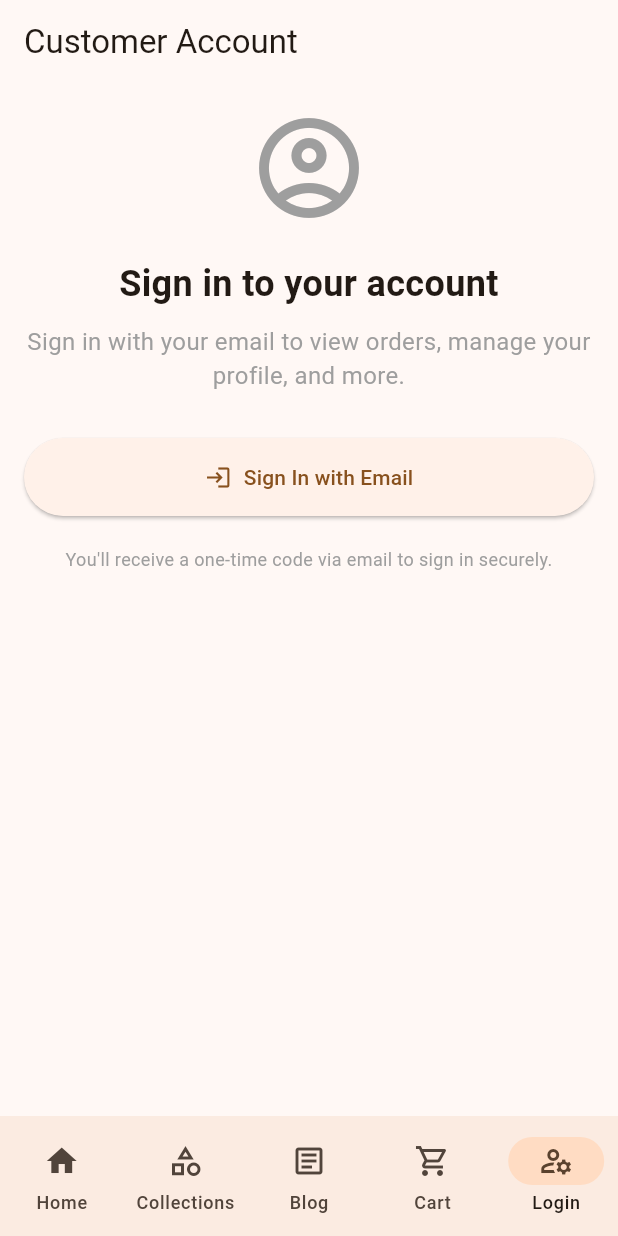
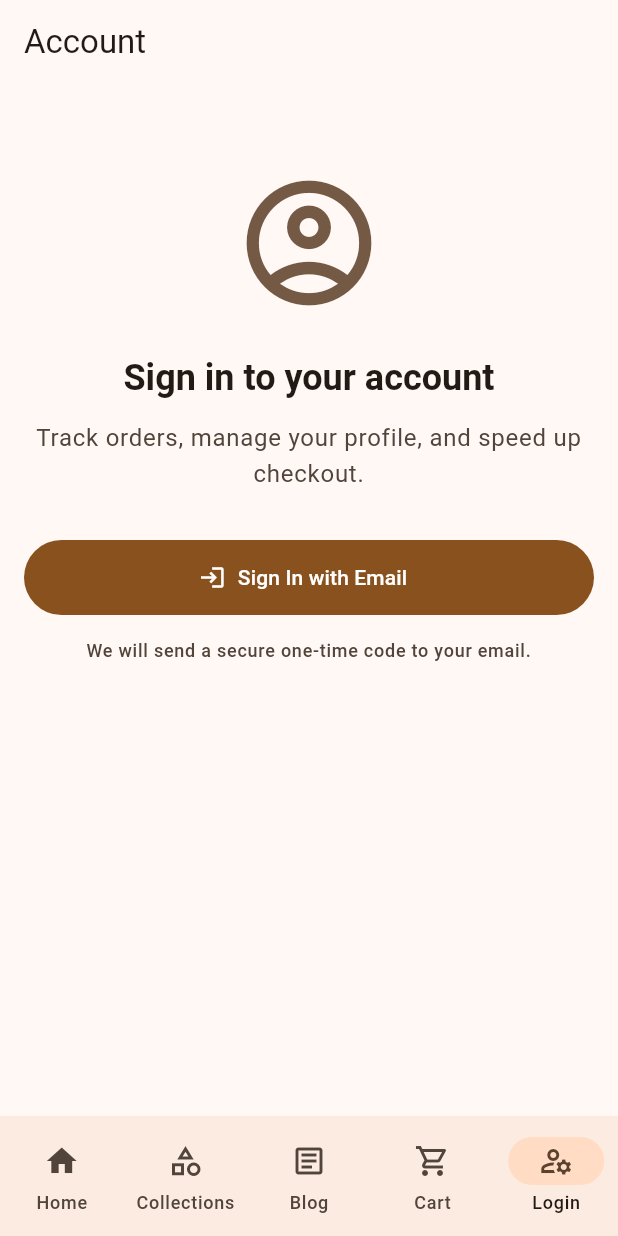
Before and after one commit to bearify-hk/comfy-socks, a Flutter app: the screen it shows after launch, item 5 of the bottom bar chosen, on a phone screen of 412 x 824 dp. Run offline on Flutter 3.47's test engine with Material 3 defaults, Android fonts, the phone set to English and light mode, and no system bars; our stand-ins replace app_links, flutter_dotenv, flutter_secure_storage, flutter_widget_from_html, shared_preferences; missing offline and left inert: flutter_inappwebview, shopify_flutter.

Commit message:
update auth tab layout

```diff
--- a/lib/screens/auth_tab.dart
+++ b/lib/screens/auth_tab.dart
@@ -41,16 +41,14 @@ class _CustomerAccountAuthTabState extends State<CustomerAccountAuthTab> {
     if (_auth.accessToken != null && !_auth.isTokenExpired) {
       await _loadCustomer();
     } else {
-      setState(() {
-        _customer = null;
-      });
+      if (mounted) {
+        setState(() => _customer = null);
+      }
     }
   }
 
   Future<void> _loadCustomer() async {
-    setState(() {
-      _isLoading = true;
-    });
+    setState(() => _isLoading = true);
 
     try {
       final result = await _auth.getCurrentCustomer();
@@ -59,16 +57,20 @@ class _CustomerAccountAuthTabState extends State<CustomerAccountAuthTab> {
         throw Exception(result['errors'].toString());
       }
 
+      if (mounted) {
         setState(() {
           _customer = result['data']['customer'];
           _isLoading = false;
         });
+      }
     } catch (e) {
       log('Failed to load customer: $e');
+      if (mounted) {
         setState(() {
           _customer = null;
           _isLoading = false;
         });
+      }
     }
   }
 
@@ -80,12 +82,11 @@ class _CustomerAccountAuthTabState extends State<CustomerAccountAuthTab> {
 
     try {
       await _auth.launchAuthorization();
-      // The actual login completion happens via deep link in main.dart
     } catch (e) {
       setState(() => _error = e.toString());
       _showSnackbar('Failed to start login: $e');
     } finally {
-      setState(() => _isLoading = false);
+      if (mounted) setState(() => _isLoading = false);
     }
   }
 
@@ -97,186 +98,75 @@ class _CustomerAccountAuthTabState extends State<CustomerAccountAuthTab> {
 
     try {
       await _auth.logout();
+      if (mounted) {
         setState(() => _customer = null);
         AuthNotifier.instance.notifyAuthStateChanged();
         _showSnackbar('Logged out successfully');
+      }
     } catch (e) {
       setState(() => _error = e.toString());
       _showSnackbar('Logout failed: $e');
     } finally {
-      setState(() => _isLoading = false);
+      if (mounted) setState(() => _isLoading = false);
     }
   }
 
   void _showSnackbar(String message) {
     if (!mounted) return;
     ScaffoldMessenger.of(context).showSnackBar(
-      SnackBar(content: Text(message)),
+      SnackBar(content: Text(message), behavior: SnackBarBehavior.floating),
     );
   }
 
   @override
   Widget build(BuildContext context) {
+    // M3: Use the color scheme for dynamic styling
+    final colorScheme = Theme.of(context).colorScheme;
+
+    if (_isLoading) {
+      return const Scaffold(body: Center(child: CircularProgressIndicator()));
+    }
+
     return Scaffold(
-      appBar: AppBar(
-        title: const Text('Customer Account'),
-      ),
-      body: _isLoading
-          ? const Center(child: CircularProgressIndicator())
-          : SingleChildScrollView(
+      appBar: AppBar(title: const Text('Account'), centerTitle: false),
+      body: RefreshIndicator(
+        onRefresh: _checkAuthStatus,
+        child: SingleChildScrollView(
+          physics: const AlwaysScrollableScrollPhysics(),
           padding: const EdgeInsets.all(16.0),
-              child: Center(
           child: Column(
-                  mainAxisAlignment: MainAxisAlignment.center,
             crossAxisAlignment: CrossAxisAlignment.stretch,
             children: [
               if (_error != null) ...[
-                      Container(
-                        padding: const EdgeInsets.all(12),
-                        decoration: BoxDecoration(
-                          color: Colors.red.shade100,
-                          borderRadius: BorderRadius.circular(8),
+                Card(
+                  color: colorScheme.errorContainer,
+                  child: Padding(
+                    padding: const EdgeInsets.all(16.0),
+                    child: Row(
+                      children: [
+                        Icon(
+                          Icons.error_outline,
+                          color: colorScheme.onErrorContainer,
                         ),
+                        const SizedBox(width: 12),
+                        Expanded(
                           child: Text(
                             _error!,
-                          style: TextStyle(color: Colors.red.shade900),
+                            style: TextStyle(
+                              color: colorScheme.onErrorContainer,
                             ),
                           ),
-                      const SizedBox(height: 20),
-                    ],
-                    if (_customer == null) ...[
-                      const Icon(
-                        Icons.account_circle_outlined,
-                        size: 80,
-                        color: Colors.grey,
-                      ),
-                      const SizedBox(height: 20),
-                      const Text(
-                        'Sign in to your account',
-                        style: TextStyle(
-                          fontSize: 24,
-                          fontWeight: FontWeight.bold,
-                        ),
-                        textAlign: TextAlign.center,
-                      ),
-                      const SizedBox(height: 10),
-                      const Text(
-                        'Sign in with your email to view orders, manage your profile, and more.',
-                        style: TextStyle(
-                          fontSize: 16,
-                          color: Colors.grey,
-                        ),
-                        textAlign: TextAlign.center,
-                      ),
-                      const SizedBox(height: 30),
-                      ElevatedButton.icon(
-                        onPressed: _login,
-                        icon: const Icon(Icons.login),
-                        label: const Text('Sign In with Email'),
-                        style: ElevatedButton.styleFrom(
-                          padding: const EdgeInsets.symmetric(
-                            horizontal: 32,
-                            vertical: 16,
-                          ),
-                        ),
-                      ),
-                      const SizedBox(height: 20),
-                      const Text(
-                        'You\'ll receive a one-time code via email to sign in securely.',
-                        style: TextStyle(
-                          fontSize: 12,
-                          color: Colors.grey,
-                        ),
-                        textAlign: TextAlign.center,
-                      ),
-                    ] else ...[
-                      const Icon(
-                        Icons.account_circle,
-                        size: 80,
-                        color: Colors.blue,
-                      ),
-                      const SizedBox(height: 20),
-                      Text(
-                        '${_customer!['firstName'] ?? ''} ${_customer!['lastName'] ?? ''}'
-                                .trim()
-                                .isEmpty
-                            ? 'Welcome!'
-                            : 'Welcome, ${_customer!['firstName']}!',
-                        style: const TextStyle(
-                          fontSize: 24,
-                          fontWeight: FontWeight.bold,
-                        ),
-                        textAlign: TextAlign.center,
-                      ),
-                      const SizedBox(height: 10),
-                      if (_customer!['emailAddress'] != null)
-                        Text(
-                          _customer!['emailAddress']['emailAddress'] ?? '',
-                          style: const TextStyle(
-                            fontSize: 16,
-                            color: Colors.grey,
-                          ),
-                          textAlign: TextAlign.center,
-                        ),
-                      const SizedBox(height: 30),
-                      Card(
-                        child: Padding(
-                          padding: const EdgeInsets.all(16),
-                          child: Column(
-                            crossAxisAlignment: CrossAxisAlignment.start,
-                            children: [
-                              const Text(
-                                'Account Details',
-                                style: TextStyle(
-                                  fontSize: 18,
-                                  fontWeight: FontWeight.bold,
-                                ),
-                              ),
-                              const Divider(),
-                              _buildInfoRow(
-                                'Email',
-                                _customer!['emailAddress']?['emailAddress'] ??
-                                    'Not set',
-                              ),
-                              _buildInfoRow(
-                                'Phone',
-                                _customer!['phoneNumber']?['phoneNumber'] ??
-                                    'Not set',
-                              ),
-                              if (_customer!['defaultAddress'] != null)
-                                _buildInfoRow(
-                                  'Address',
-                                  (_customer!['defaultAddress']['formatted']
-                                              as List?)
-                                          ?.join(', ') ??
-                                      'Not set',
                         ),
                       ],
                     ),
                   ),
                 ),
-                      const SizedBox(height: 20),
-                      OutlinedButton.icon(
-                        onPressed: () => _viewOrders(context),
-                        icon: const Icon(Icons.receipt_long),
-                        label: const Text('View Orders'),
-                        style: OutlinedButton.styleFrom(
-                          padding: const EdgeInsets.symmetric(
-                            horizontal: 32,
-                            vertical: 16,
-                          ),
-                        ),
-                      ),
-                      const SizedBox(height: 10),
-                      TextButton.icon(
-                        onPressed: _logout,
-                        icon: const Icon(Icons.logout, color: Colors.red),
-                        label: const Text(
-                          'Sign Out',
-                          style: TextStyle(color: Colors.red),
-                        ),
-                      ),
+                const SizedBox(height: 24),
               ],
+              if (_customer == null)
+                _buildGuestView(context)
+              else
+                _buildCustomerView(context),
             ],
           ),
         ),
@@ -284,27 +174,158 @@ class _CustomerAccountAuthTabState extends State<CustomerAccountAuthTab> {
     );
   }
 
-  Widget _buildInfoRow(String label, String value) {
-    return Padding(
-      padding: const EdgeInsets.symmetric(vertical: 8),
-      child: Row(
-        crossAxisAlignment: CrossAxisAlignment.start,
+  Widget _buildGuestView(BuildContext context) {
+    final textTheme = Theme.of(context).textTheme;
+    final colorScheme = Theme.of(context).colorScheme;
+
+    return Column(
       children: [
-          SizedBox(
-            width: 80,
+        const SizedBox(height: 40),
+        Icon(
+          Icons.account_circle_outlined,
+          size: 100,
+          color: colorScheme.secondary,
+        ),
+        const SizedBox(height: 24),
+        Text(
+          'Sign in to your account',
+          style: textTheme.headlineSmall?.copyWith(fontWeight: FontWeight.bold),
+          textAlign: TextAlign.center,
+        ),
+        const SizedBox(height: 12),
+        Text(
+          'Track orders, manage your profile, and speed up checkout.',
+          style: textTheme.bodyLarge?.copyWith(
+            color: colorScheme.onSurfaceVariant,
+          ),
+          textAlign: TextAlign.center,
+        ),
+        const SizedBox(height: 32),
+        // M3: FilledButton for primary actions
+        FilledButton.icon(
+          onPressed: _login,
+          icon: const Icon(Icons.login),
+          label: const Text('Sign In with Email'),
+          style: FilledButton.styleFrom(minimumSize: const Size.fromHeight(50)),
+        ),
+        const SizedBox(height: 16),
+        Text(
+          'We will send a secure one-time code to your email.',
+          style: textTheme.labelMedium?.copyWith(
+          color: colorScheme.onSurfaceVariant,
+          ),
+          textAlign: TextAlign.center,
+        ),
+      ],
+    );
+  }
+
+  Widget _buildCustomerView(BuildContext context) {
+    final textTheme = Theme.of(context).textTheme;
+    final colorScheme = Theme.of(context).colorScheme;
+    final firstName = _customer!['firstName'] ?? '';
+    final lastName = _customer!['lastName'] ?? '';
+    final fullName = '$firstName $lastName'.trim();
+    final initials = fullName.isNotEmpty ? firstName[0] : 'U';
+
+    return Column(
+      children: [
+        CircleAvatar(
+          radius: 40,
+          backgroundColor: colorScheme.primaryContainer,
           child: Text(
-              label,
-              style: const TextStyle(
-                fontWeight: FontWeight.w500,
-                color: Colors.grey,
+            initials.toUpperCase(),
+            style: textTheme.headlineMedium?.copyWith(
+              color: colorScheme.onPrimaryContainer,
             ),
           ),
         ),
-          Expanded(
-            child: Text(value),
+        const SizedBox(height: 16),
+        Text(
+          fullName.isNotEmpty ? fullName : 'Welcome!',
+          style: textTheme.headlineSmall,
+          textAlign: TextAlign.center,
+        ),
+        if (_customer!['emailAddress'] != null)
+          Text(
+            _customer!['emailAddress']['emailAddress'] ?? '',
+            style: textTheme.bodyMedium?.copyWith(
+              color: colorScheme.onSurfaceVariant,
+            ),
+            textAlign: TextAlign.center,
+          ),
+        const SizedBox(height: 32),
+
+        // M3: Group related information in an Outlined Card
+        Card.outlined(
+          clipBehavior: Clip.antiAlias,
+          child: Column(
+            children: [
+              _buildNativeListTile(
+                icon: Icons.email_outlined,
+                title: 'Email',
+                subtitle:
+                    _customer!['emailAddress']?['emailAddress'] ?? 'Not set',
+              ),
+              const Divider(height: 1, indent: 56),
+              _buildNativeListTile(
+                icon: Icons.phone_outlined,
+                title: 'Phone',
+                subtitle:
+                    _customer!['phoneNumber']?['phoneNumber'] ?? 'Not set',
+              ),
+              const Divider(height: 1, indent: 56),
+              _buildNativeListTile(
+                icon: Icons.location_on_outlined,
+                title: 'Address',
+                subtitle:
+                    (_customer!['defaultAddress']?['formatted'] as List?)?.join(
+                      ', ',
+                    ) ??
+                    'Not set',
               ),
             ],
           ),
+        ),
+        const SizedBox(height: 16),
+
+        // Actions
+        // M3: Use Tonal buttons for secondary actions or ListTiles for navigation
+        FilledButton.tonal(
+          onPressed: () => _viewOrders(context),
+          style: FilledButton.styleFrom(minimumSize: const Size.fromHeight(50)),
+          child: const Row(
+            mainAxisAlignment: MainAxisAlignment.center,
+            children: [
+              Icon(Icons.receipt_long),
+              SizedBox(width: 8), // Standard gap between icon and label
+              Text('View Orders'),
+            ],
+          ),
+        ),
+        const SizedBox(height: 12),
+        TextButton.icon(
+          onPressed: _logout,
+          icon: const Icon(Icons.logout),
+          label: const Text('Sign Out'),
+          style: TextButton.styleFrom(foregroundColor: colorScheme.error),
+        ),
+      ],
+    );
+  }
+
+  // Helper to standardise list tiles
+  Widget _buildNativeListTile({
+    required IconData icon,
+    required String title,
+    required String subtitle,
+  }) {
+    return ListTile(
+      leading: Icon(icon),
+      title: Text(title),
+      subtitle: Text(subtitle, maxLines: 1, overflow: TextOverflow.ellipsis),
+      // Dense layout is often cleaner for details
+      dense: false,
     );
   }
 
@@ -321,51 +342,75 @@ class _CustomerAccountAuthTabState extends State<CustomerAccountAuthTab> {
 
       final orders = result['data']['customer']['orders']['edges'] as List;
 
+      // M3: Bottom Sheet with drag handle
       showModalBottomSheet(
         context: context,
         isScrollControlled: true,
+        useSafeArea: true,
+        showDragHandle: true, // Specific to Material 3
         builder: (context) => DraggableScrollableSheet(
-          initialChildSize: 0.7,
+          initialChildSize: 1.0, // Open full height within safe area
           minChildSize: 0.5,
-          maxChildSize: 0.95,
+          maxChildSize: 1.0,
           expand: false,
           builder: (context, scrollController) => Column(
             children: [
               Padding(
-                padding: const EdgeInsets.all(16),
-                child: Row(
-                  mainAxisAlignment: MainAxisAlignment.spaceBetween,
+                padding: const EdgeInsets.fromLTRB(16, 0, 16, 16),
+                child: Text(
+                  'Your Orders',
+                  style: Theme.of(context).textTheme.titleLarge,
+                ),
+              ),
+              Expanded(
+                child: orders.isEmpty
+                    ? Center(
+                        child: Column(
+                          mainAxisAlignment: MainAxisAlignment.center,
                           children: [
-                    const Text(
-                      'Your Orders',
-                      style: TextStyle(
-                        fontSize: 20,
+                            const Icon(
+                              Icons.shopping_bag_outlined,
+                              size: 48,
+                              color: Colors.grey,
+                            ),
+                            const SizedBox(height: 16),
+                            Text(
+                              'No orders yet',
+                              style: Theme.of(context).textTheme.bodyLarge,
+                            ),
+                          ],
+                        ),
+                      )
+                    : ListView.separated(
+                        controller: scrollController,
+                        itemCount: orders.length,
+                        separatorBuilder: (context, index) =>
+                            const Divider(height: 1, indent: 16, endIndent: 16),
+                        itemBuilder: (context, index) {
+                          final order = orders[index]['node'];
+                          final price = order['totalPrice'];
+
+                          return ListTile(
+                            leading: CircleAvatar(
+                              backgroundColor: Theme.of(
+                                context,
+                              ).colorScheme.surfaceContainerHighest,
+                              child: const Icon(
+                                Icons.local_shipping_outlined,
+                                size: 20,
+                              ),
+                            ),
+                            title: Text('Order #${order['number']}'),
+                            subtitle: Text(order['financialStatus']),
+                            trailing: Text(
+                              '${price['amount']} ${price['currencyCode']}',
+                              style: const TextStyle(
                                 fontWeight: FontWeight.bold,
                               ),
                             ),
-                    IconButton(
-                      icon: const Icon(Icons.close),
-                      onPressed: () => Navigator.pop(context),
-                    ),
-                  ],
-                ),
-              ),
-              const Divider(height: 1),
-              Expanded(
-                child: orders.isEmpty
-                    ? const Center(child: Text('No orders yet'))
-                    : ListView.builder(
-                        controller: scrollController,
-                        itemCount: orders.length,
-                        itemBuilder: (context, index) {
-                          final order = orders[index]['node'];
-                          return ListTile(
-                            leading: const Icon(Icons.shopping_bag),
-                            title: Text('Order #${order['number']}'),
-                            subtitle: Text(
-                              '${order['financialStatus']} • ${order['totalPrice']['amount']} ${order['totalPrice']['currencyCode']}',
-                            ),
-                            trailing: const Icon(Icons.chevron_right),
+                            onTap: () {
+                              // Optional: Navigate to order details
+                            },
                           );
                         },
                       ),
```
Lines whose indentation alone changed are shown as unchanged.
